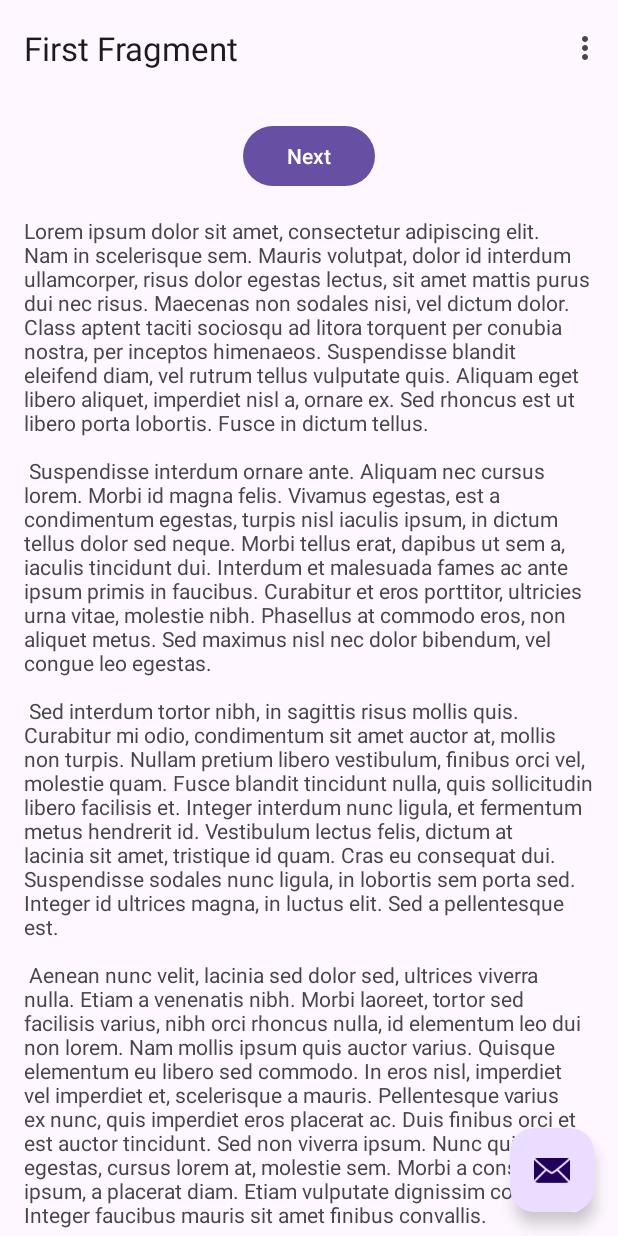
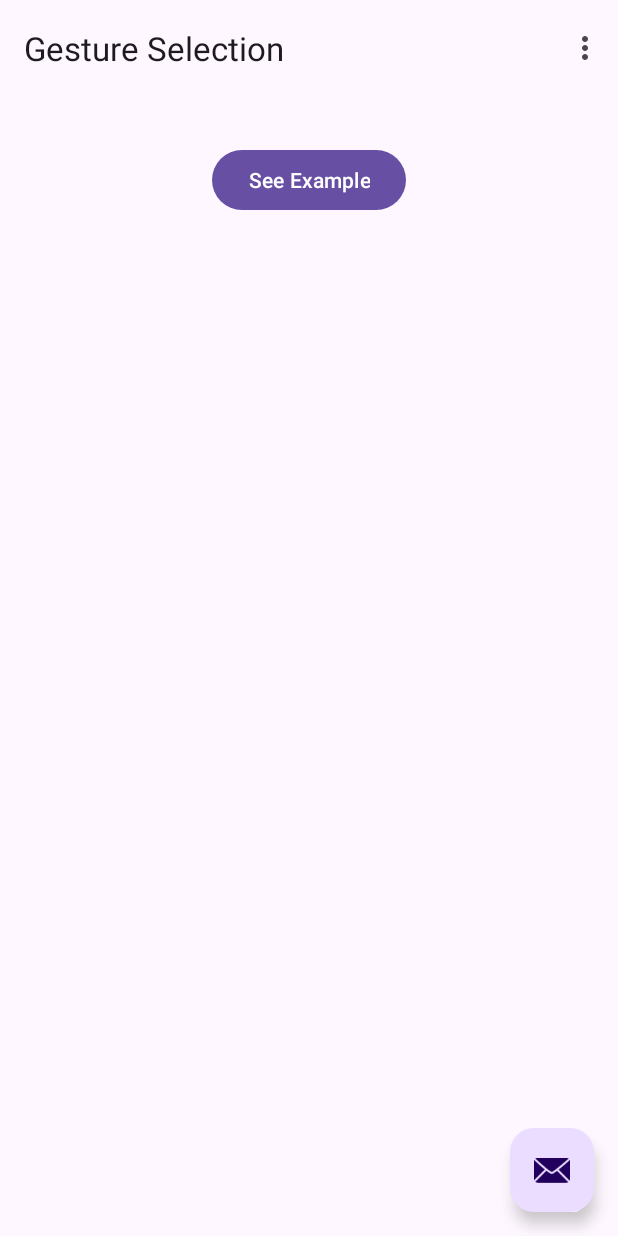
Before and after one commit to rtharston/CSE535-SmartHomeGestures, an Android app: the screen it shows after launch (MainActivity), on a phone screen of 412 x 824 dp. Run offline under Robolectric (Android 15) with nearby library versions, the phone set to English and light mode, and no system bars; our stand-ins replace navigation-ui.

Commit message:
Renamed references to First and Second to Gesture Select and Expert Example and removed text boxes.

```diff
--- a/app/src/main/java/com/example/smarthomegestures/FirstFragment.java
+++ b/app/src/main/java/com/example/smarthomegestures/ExpertExampleFragment.java
@@ -9,11 +9,11 @@ import androidx.annotation.NonNull;
 import androidx.fragment.app.Fragment;
 import androidx.navigation.fragment.NavHostFragment;
 
-import com.example.smarthomegestures.databinding.FragmentFirstBinding;
+import com.example.smarthomegestures.databinding.FragmentExpertExampleBinding;
 
-public class FirstFragment extends Fragment {
+public class ExpertExampleFragment extends Fragment {
 
-    private FragmentFirstBinding binding;
+    private FragmentExpertExampleBinding binding;
 
     @Override
     public View onCreateView(
@@ -21,7 +21,7 @@ public class FirstFragment extends Fragment {
             Bundle savedInstanceState
     ) {
 
-        binding = FragmentFirstBinding.inflate(inflater, container, false);
+        binding = FragmentExpertExampleBinding.inflate(inflater, container, false);
         return binding.getRoot();
 
     }
@@ -29,9 +29,9 @@ public class FirstFragment extends Fragment {
     public void onViewCreated(@NonNull View view, Bundle savedInstanceState) {
         super.onViewCreated(view, savedInstanceState);
 
-        binding.buttonFirst.setOnClickListener(v ->
-                NavHostFragment.findNavController(FirstFragment.this)
-                        .navigate(R.id.action_FirstFragment_to_SecondFragment)
+        binding.buttonPractice.setOnClickListener(v ->
+                NavHostFragment.findNavController(ExpertExampleFragment.this)
+                        .navigate(R.id.action_ExpertExampleFragment_to_GestureSelectFragment)
         );
     }
 
--- a/app/src/main/java/com/example/smarthomegestures/SecondFragment.java
+++ b/app/src/main/java/com/example/smarthomegestures/GestureSelectFragment.java
@@ -9,11 +9,11 @@ import androidx.annotation.NonNull;
 import androidx.fragment.app.Fragment;
 import androidx.navigation.fragment.NavHostFragment;
 
-import com.example.smarthomegestures.databinding.FragmentSecondBinding;
+import com.example.smarthomegestures.databinding.FragmentGestureSelectBinding;
 
-public class SecondFragment extends Fragment {
+public class GestureSelectFragment extends Fragment {
 
-    private FragmentSecondBinding binding;
+    private FragmentGestureSelectBinding binding;
 
     @Override
     public View onCreateView(
@@ -21,7 +21,7 @@ public class SecondFragment extends Fragment {
             Bundle savedInstanceState
     ) {
 
-        binding = FragmentSecondBinding.inflate(inflater, container, false);
+        binding = FragmentGestureSelectBinding.inflate(inflater, container, false);
         return binding.getRoot();
 
     }
@@ -29,9 +29,9 @@ public class SecondFragment extends Fragment {
     public void onViewCreated(@NonNull View view, Bundle savedInstanceState) {
         super.onViewCreated(view, savedInstanceState);
 
-        binding.buttonSecond.setOnClickListener(v ->
-                NavHostFragment.findNavController(SecondFragment.this)
-                        .navigate(R.id.action_SecondFragment_to_FirstFragment)
+        binding.buttonSelect.setOnClickListener(v ->
+                NavHostFragment.findNavController(GestureSelectFragment.this)
+                        .navigate(R.id.action_GestureSelectFragment_to_ExpertExampleFragment)
         );
     }
 
--- a/app/src/main/res/layout/fragment_second.xml
+++ b/app/src/main/res/layout/fragment_expert_example.xml
@@ -4,7 +4,7 @@
     xmlns:tools="http://schemas.android.com/tools"
     android:layout_width="match_parent"
     android:layout_height="match_parent"
-    tools:context=".SecondFragment">
+    tools:context=".ExpertExampleFragment">
 
     <androidx.constraintlayout.widget.ConstraintLayout
         android:layout_width="match_parent"
@@ -12,24 +12,14 @@
         android:padding="16dp">
 
         <Button
-            android:id="@+id/button_second"
+            android:id="@+id/button_practice"
             android:layout_width="wrap_content"
             android:layout_height="wrap_content"
-            android:text="@string/previous"
-            app:layout_constraintBottom_toTopOf="@id/textview_second"
+            android:layout_marginTop="16dp"
+            android:text="@string/practice"
+            app:layout_constraintBottom_toBottomOf="parent"
             app:layout_constraintEnd_toEndOf="parent"
             app:layout_constraintStart_toStartOf="parent"
             app:layout_constraintTop_toTopOf="parent" />
-
-        <TextView
-            android:id="@+id/textview_second"
-            android:layout_width="wrap_content"
-            android:layout_height="wrap_content"
-            android:layout_marginTop="16dp"
-            android:text="@string/lorem_ipsum"
-            app:layout_constraintBottom_toBottomOf="parent"
-            app:layout_constraintEnd_toEndOf="parent"
-            app:layout_constraintStart_toStartOf="parent"
-            app:layout_constraintTop_toBottomOf="@id/button_second" />
     </androidx.constraintlayout.widget.ConstraintLayout>
 </androidx.core.widget.NestedScrollView>
--- a/app/src/main/res/layout/fragment_first.xml
+++ b/app/src/main/res/layout/fragment_gesture_select.xml
@@ -4,7 +4,7 @@
     xmlns:tools="http://schemas.android.com/tools"
     android:layout_width="match_parent"
     android:layout_height="match_parent"
-    tools:context=".FirstFragment">
+    tools:context=".GestureSelectFragment">
 
     <androidx.constraintlayout.widget.ConstraintLayout
         android:layout_width="match_parent"
@@ -12,24 +12,14 @@
         android:padding="16dp">
 
         <Button
-            android:id="@+id/button_first"
+            android:id="@+id/button_select"
             android:layout_width="wrap_content"
             android:layout_height="wrap_content"
-            android:text="@string/next"
-            app:layout_constraintBottom_toTopOf="@id/textview_first"
+            android:layout_marginTop="16dp"
+            android:text="@string/see_example"
+            app:layout_constraintBottom_toBottomOf="parent"
             app:layout_constraintEnd_toEndOf="parent"
             app:layout_constraintStart_toStartOf="parent"
             app:layout_constraintTop_toTopOf="parent" />
-
-        <TextView
-            android:id="@+id/textview_first"
-            android:layout_width="wrap_content"
-            android:layout_height="wrap_content"
-            android:layout_marginTop="16dp"
-            android:text="@string/lorem_ipsum"
-            app:layout_constraintBottom_toBottomOf="parent"
-            app:layout_constraintEnd_toEndOf="parent"
-            app:layout_constraintStart_toStartOf="parent"
-            app:layout_constraintTop_toBottomOf="@id/button_first" />
     </androidx.constraintlayout.widget.ConstraintLayout>
 </androidx.core.widget.NestedScrollView>
--- a/app/src/main/res/navigation/nav_graph.xml
+++ b/app/src/main/res/navigation/nav_graph.xml
@@ -3,26 +3,26 @@
     xmlns:app="http://schemas.android.com/apk/res-auto"
     xmlns:tools="http://schemas.android.com/tools"
     android:id="@+id/nav_graph"
-    app:startDestination="@id/FirstFragment">
+    app:startDestination="@id/GestureSelectFragment">
 
     <fragment
-        android:id="@+id/FirstFragment"
-        android:name="com.example.smarthomegestures.FirstFragment"
-        android:label="@string/first_fragment_label"
-        tools:layout="@layout/fragment_first">
+        android:id="@+id/GestureSelectFragment"
+        android:name="com.example.smarthomegestures.GestureSelectFragment"
+        android:label="@string/gesture_select_label"
+        tools:layout="@layout/fragment_gesture_select">
 
         <action
-            android:id="@+id/action_FirstFragment_to_SecondFragment"
-            app:destination="@id/SecondFragment" />
+            android:id="@+id/action_GestureSelectFragment_to_ExpertExampleFragment"
+            app:destination="@id/ExpertExampleFragment" />
     </fragment>
     <fragment
-        android:id="@+id/SecondFragment"
-        android:name="com.example.smarthomegestures.SecondFragment"
-        android:label="@string/second_fragment_label"
-        tools:layout="@layout/fragment_second">
+        android:id="@+id/ExpertExampleFragment"
+        android:name="com.example.smarthomegestures.ExpertExampleFragment"
+        android:label="@string/expert_example_label"
+        tools:layout="@layout/fragment_expert_example">
 
         <action
-            android:id="@+id/action_SecondFragment_to_FirstFragment"
-            app:destination="@id/FirstFragment" />
+            android:id="@+id/action_ExpertExampleFragment_to_GestureSelectFragment"
+            app:destination="@id/GestureSelectFragment" />
     </fragment>
 </navigation>
--- a/app/src/main/res/values/strings.xml
+++ b/app/src/main/res/values/strings.xml
@@ -2,45 +2,8 @@
     <string name="app_name">SmartHomeGestures</string>
     <string name="action_settings">Settings</string>
     <!-- Strings used for fragments for navigation -->
-    <string name="first_fragment_label">First Fragment</string>
-    <string name="second_fragment_label">Second Fragment</string>
-    <string name="next">Next</string>
-    <string name="previous">Previous</string>
-
-    <string name="lorem_ipsum">
-        Lorem ipsum dolor sit amet, consectetur adipiscing elit. Nam in scelerisque sem. Mauris
-        volutpat, dolor id interdum ullamcorper, risus dolor egestas lectus, sit amet mattis purus
-        dui nec risus. Maecenas non sodales nisi, vel dictum dolor. Class aptent taciti sociosqu ad
-        litora torquent per conubia nostra, per inceptos himenaeos. Suspendisse blandit eleifend
-        diam, vel rutrum tellus vulputate quis. Aliquam eget libero aliquet, imperdiet nisl a,
-        ornare ex. Sed rhoncus est ut libero porta lobortis. Fusce in dictum tellus.\n\n
-        Suspendisse interdum ornare ante. Aliquam nec cursus lorem. Morbi id magna felis. Vivamus
-        egestas, est a condimentum egestas, turpis nisl iaculis ipsum, in dictum tellus dolor sed
-        neque. Morbi tellus erat, dapibus ut sem a, iaculis tincidunt dui. Interdum et malesuada
-        fames ac ante ipsum primis in faucibus. Curabitur et eros porttitor, ultricies urna vitae,
-        molestie nibh. Phasellus at commodo eros, non aliquet metus. Sed maximus nisl nec dolor
-        bibendum, vel congue leo egestas.\n\n
-        Sed interdum tortor nibh, in sagittis risus mollis quis. Curabitur mi odio, condimentum sit
-        amet auctor at, mollis non turpis. Nullam pretium libero vestibulum, finibus orci vel,
-        molestie quam. Fusce blandit tincidunt nulla, quis sollicitudin libero facilisis et. Integer
-        interdum nunc ligula, et fermentum metus hendrerit id. Vestibulum lectus felis, dictum at
-        lacinia sit amet, tristique id quam. Cras eu consequat dui. Suspendisse sodales nunc ligula,
-        in lobortis sem porta sed. Integer id ultrices magna, in luctus elit. Sed a pellentesque
-        est.\n\n
-        Aenean nunc velit, lacinia sed dolor sed, ultrices viverra nulla. Etiam a venenatis nibh.
-        Morbi laoreet, tortor sed facilisis varius, nibh orci rhoncus nulla, id elementum leo dui
-        non lorem. Nam mollis ipsum quis auctor varius. Quisque elementum eu libero sed commodo. In
-        eros nisl, imperdiet vel imperdiet et, scelerisque a mauris. Pellentesque varius ex nunc,
-        quis imperdiet eros placerat ac. Duis finibus orci et est auctor tincidunt. Sed non viverra
-        ipsum. Nunc quis augue egestas, cursus lorem at, molestie sem. Morbi a consectetur ipsum, a
-        placerat diam. Etiam vulputate dignissim convallis. Integer faucibus mauris sit amet finibus
-        convallis.\n\n
-        Phasellus in aliquet mi. Pellentesque habitant morbi tristique senectus et netus et
-        malesuada fames ac turpis egestas. In volutpat arcu ut felis sagittis, in finibus massa
-        gravida. Pellentesque id tellus orci. Integer dictum, lorem sed efficitur ullamcorper,
-        libero justo consectetur ipsum, in mollis nisl ex sed nisl. Donec maximus ullamcorper
-        sodales. Praesent bibendum rhoncus tellus nec feugiat. In a ornare nulla. Donec rhoncus
-        libero vel nunc consequat, quis tincidunt nisl eleifend. Cras bibendum enim a justo luctus
-        vestibulum. Fusce dictum libero quis erat maximus, vitae volutpat diam dignissim.
-    </string>
+    <string name="gesture_select_label">Gesture Selection</string>
+    <string name="expert_example_label">Expert Example</string>
+    <string name="see_example">See Example</string>
+    <string name="practice">Practice</string>
 </resources>
```
